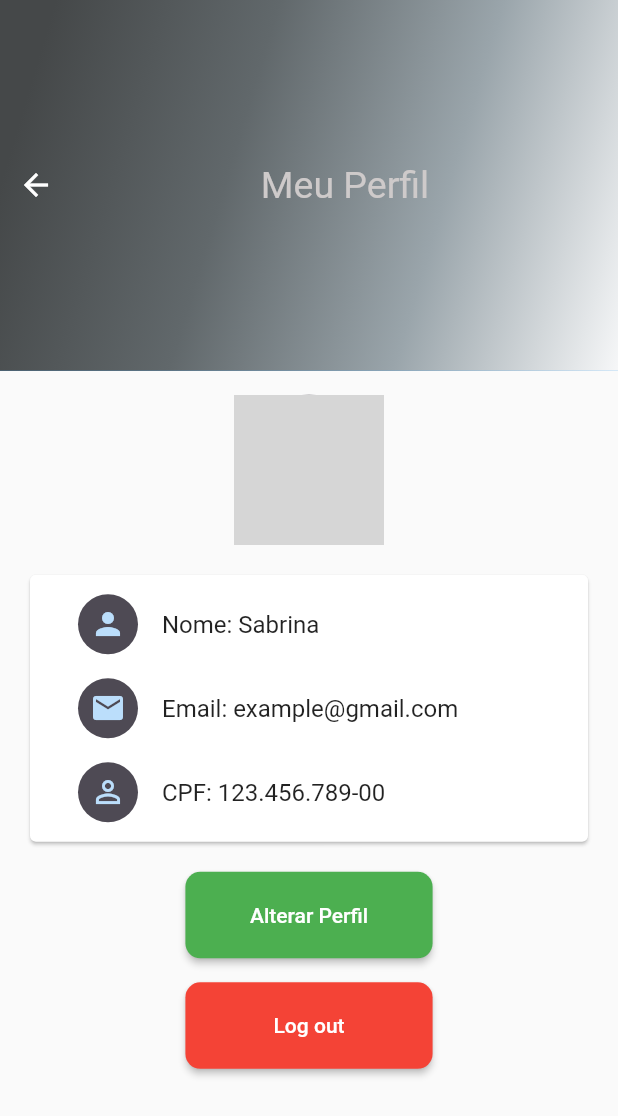
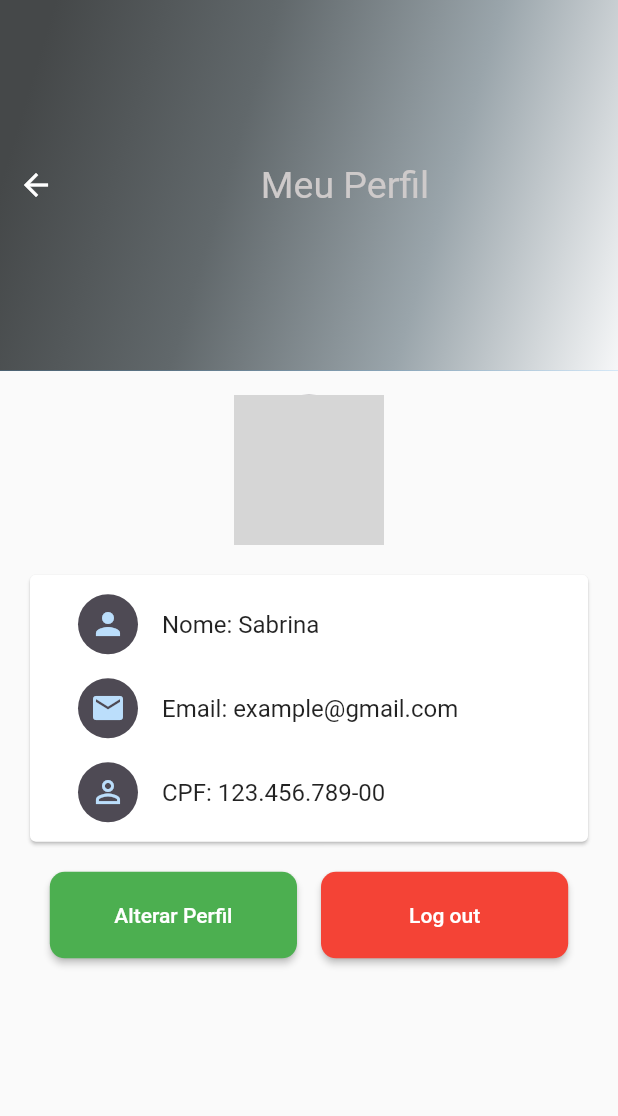
Before and after one commit to 07Dalmaso/projeto-pi-3a, a Flutter app: the ProfilePage screen opened by its route, on a phone screen of 412 x 824 dp. Shown: the top 1116 px of the screen. Run offline on Flutter 3.47's test engine with Material 2 defaults, Android fonts, the phone set to English and light mode, and no system bars; our stand-ins replace line_awesome_flutter; grey boxes are pictures that could not be loaded.

Commit message:
conserto de erros profile

```diff
--- a/lib/alterar_perfil.dart
+++ b/lib/alterar_perfil.dart
@@ -24,8 +24,7 @@ class UpdateProfileScreen extends StatelessWidget {
             leading: IconButton(
               icon: Icon(Icons.arrow_back),
               onPressed: () {
-                Navigator.pushNamed(
-                    context, '/profile'); // Navegar de volta à página anterior
+                Navigator.pushNamed(context, '/Profile');
               },
             ),
             expandedHeight: MediaQuery.of(context).size.height * 0.3,
--- a/lib/main.dart
+++ b/lib/main.dart
@@ -9,6 +9,7 @@ import 'package:proj_pi/cartao.dart';
 import 'package:proj_pi/add_card.dart';
 import 'package:proj_pi/add_gastos.dart';
 import 'package:proj_pi/add_gastos_1.dart';
+import 'package:proj_pi/alterar_perfil.dart';
 
 void main() {
   runApp(const MyApp());
@@ -29,7 +30,7 @@ class MyApp extends StatelessWidget {
         '/splash_screen': (context) => SplashScreen(),
         '/add_Gastos': (context) => Add_Gastos(),
         '/profile': (context) => ProfilePage(),
-        '/alterar_perfil': (context) => UpdateProfileScreen(),
+        '/alt_perfil': (context) => UpdateProfileScreen(),
         '/gastos': (context) => GastosPage(),
         '/cartao': (context) => CartaoPage(),
         '/addCard': (context) => AddCard(),
--- a/lib/profile.dart
+++ b/lib/profile.dart
@@ -109,32 +109,35 @@ class _ProfilePageState extends State<ProfilePage> {
                       ),
                     ),
                   ),
+                   Center(
+        child: Column(
+          mainAxisAlignment: MainAxisAlignment.center,
+          children: <Widget>[
             SizedBox(height: 16),
-                  Center(
-                    child: ElevatedButton(
+            Row(
+              mainAxisAlignment: MainAxisAlignment.center,
+              children: [
+                ElevatedButton(
                   child: Text('Alterar Perfil'),
                   onPressed: () {
-                        Navigator.pushNamed(context, '/alterar_perfil');
+                    Navigator.pushNamed(context, '/alt_perfil');
                   },
                   style: ButtonStyle(
                     backgroundColor: MaterialStateProperty.all<Color>(
-                            Colors.green), // set background color to green
+                        Colors.green), // Definir a cor de fundo para verde
                     fixedSize: MaterialStateProperty.all<Size>(
                       Size(MediaQuery.of(context).size.width * 0.4,
                           MediaQuery.of(context).size.height * 0.07),
                     ),
-                        shape:
-                            MaterialStateProperty.all<RoundedRectangleBorder>(
+                    shape: MaterialStateProperty.all<RoundedRectangleBorder>(
                       RoundedRectangleBorder(
                         borderRadius: BorderRadius.circular(10.0),
                       ),
-                        ), // add rounded corners to the button
+                    ), // Adicionar cantos arredondados ao botão
                   ),
                 ),
-                  ),
-                  SizedBox(height: 16),
-                  Center(
-                    child: ElevatedButton(
+                SizedBox(width: 16),
+                ElevatedButton(
                   child: Text('Log out'),
                   onPressed: () {
                     Navigator.pushNamed(context, '/login');
@@ -146,21 +149,22 @@ class _ProfilePageState extends State<ProfilePage> {
                       Size(MediaQuery.of(context).size.width * 0.4,
                           MediaQuery.of(context).size.height * 0.07),
                     ),
-                        shape:
-                            MaterialStateProperty.all<RoundedRectangleBorder>(
+                    shape: MaterialStateProperty.all<RoundedRectangleBorder>(
                       RoundedRectangleBorder(
                         borderRadius: BorderRadius.circular(10.0),
                       ),
                     ), // Adicionar cantos arredondados ao botão
                   ),
                 ),
+              ],
             ),
           ],
         ),
       ),
-          ),
-        ],
-      ),
-    );
+                ]
+  )
+          ))
+  ]));
+
   }
 }
```
Lines whose indentation alone changed are shown as unchanged.
